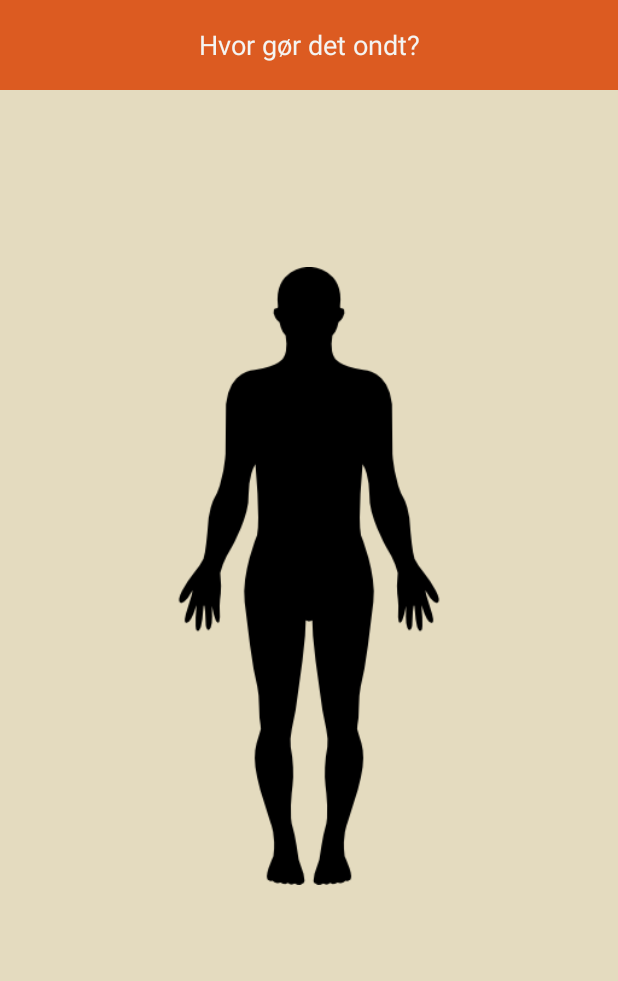
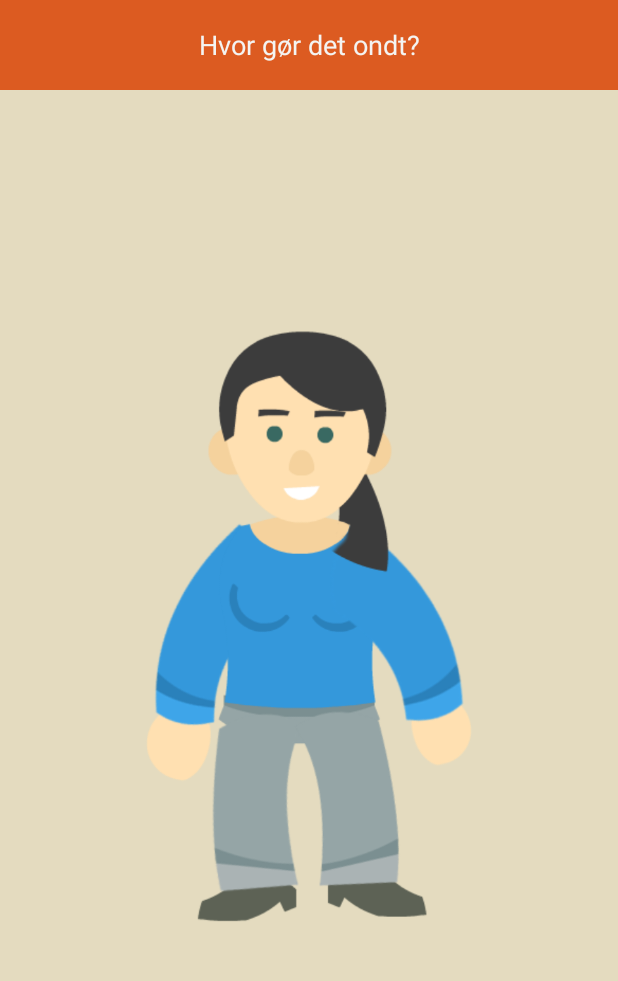
Before and after one commit to Pasoe/abdo, an Android app: the MainActivity screen opened directly, with no data from a screen before it, on a phone screen of 412 x 824 dp, the part 84-1065 px from its top. Run offline under Robolectric (Android 15) with nearby library versions, the light colour scheme and no system bars.

Commit message:
Changed body - scaling might be weird on other devices

```diff
--- a/app/src/main/java/com/abdo/patrick/abdo/Controllers/ImageController.java
+++ b/app/src/main/java/com/abdo/patrick/abdo/Controllers/ImageController.java
@@ -3,11 +3,16 @@ package com.abdo.patrick.abdo.Controllers;
 import android.graphics.Bitmap;
 import android.graphics.Color;
 import android.graphics.drawable.BitmapDrawable;
+import android.util.DisplayMetrics;
+import android.util.Log;
 import android.view.MotionEvent;
 import android.widget.ImageView;
 import android.widget.Toast;
 
+import com.abdo.patrick.abdo.Domain.Application;
 import com.abdo.patrick.abdo.Views.Registraion.PainPlacement;
+
+import static java.security.AccessController.getContext;
 
 /**
  * Created by Khaled on 04-04-2017.
@@ -31,18 +36,23 @@ public class ImageController {
         int[] viewCoordinates = new int[2];
         imageView.getLocationOnScreen(viewCoordinates);
 
+        Log.i("INFO", "viewCoordinates: "+viewCoordinates[0]+" - "+viewCoordinates[1]);
+
         int touchX = (int) event.getX();
-        int touchY = (int) event.getY() - (actionbarHeight > 0 ? (actionbarHeight / 2) : 0);
+        int touchY = (int) event.getY();
 
-        touch.setX(touchX - viewCoordinates[0]);
-        touch.setY(touchY - viewCoordinates[1]);
+        Log.i("INFO", "Touch coordinates: "+touchX+" - "+touchY);
+
+        touch.setX(touchX);
+        touch.setY(touchY);
 
         return touch;
     }
-
     public int GetPixelColor(ImageView imageView, Touch touch) {
 
-        final Bitmap bitmap = ((BitmapDrawable) imageView.getDrawable()).getBitmap();
+        Bitmap bitmap = ((BitmapDrawable) imageView.getDrawable()).getBitmap();
+
+        touch.setY((int) ((touch.getY()*1.41)));
 
         if (bitmap.getWidth() < touch.getX() || bitmap.getHeight() < touch.getY()
                 || touch.getX() < 0 || touch.getY() < 0) return -1;
@@ -52,6 +62,8 @@ public class ImageController {
         int redValue = Color.red(pixel);
         int blueValue = Color.blue(pixel);
         int greenValue = Color.green(pixel);
+
+        Log.i("INFO", "Touched color: "+redValue+" "+greenValue+" "+blueValue);
 
         if (isYellow(redValue, greenValue, blueValue)) return Color.YELLOW;
 
--- a/app/src/main/res/layout/fragment_pain_placement.xml
+++ b/app/src/main/res/layout/fragment_pain_placement.xml
@@ -1,7 +1,8 @@
-<FrameLayout
+<LinearLayout
     android:layout_height="match_parent"
     android:layout_width="match_parent"
-    xmlns:android="http://schemas.android.com/apk/res/android">
+    xmlns:android="http://schemas.android.com/apk/res/android"
+    android:orientation="vertical">
 
     <RelativeLayout
         android:layout_width="match_parent"
@@ -9,6 +10,7 @@
         android:background="@color/colorOrange"
         android:padding="0dp"
         android:layout_marginBottom="2dp"
+        android:id="@+id/header_pain_placement"
         >
         <TextView
             android:layout_width="match_parent"
@@ -21,22 +23,26 @@
 
     </RelativeLayout>
 
+    <RelativeLayout
+        android:layout_width="match_parent"
+        android:layout_height="match_parent">
         <ImageView
             android:id="@+id/image_underlay"
-        android:layout_width="fill_parent"
-        android:layout_height="fill_parent"
-        android:scaleType="fitCenter"
-        android:src="@drawable/body"
+            android:layout_width="400dp"
+            android:layout_height="400dp"
+            android:layout_centerInParent="true"
+            android:src="@drawable/abdo_girl_underlay"
             android:visibility="invisible"
             />
 
         <ImageView
             android:id="@+id/image_overlay"
-        android:layout_width="fill_parent"
-        android:layout_height="fill_parent"
-        android:scaleType="fitCenter"
-        android:src="@drawable/body_overlay"
+            android:layout_width="400dp"
+            android:layout_height="400dp"
+            android:layout_centerInParent="true"
+            android:src="@drawable/abdo_girl"
             />
+    </RelativeLayout>
 
 
-</FrameLayout>
+</LinearLayout>
```
Also changed, not shown: app/src/main/res/drawable/abdo_girl.png (added), app/src/main/res/drawable/abdo_girl_underlay.png (added). Lines whose indentation alone changed are shown as unchanged.
